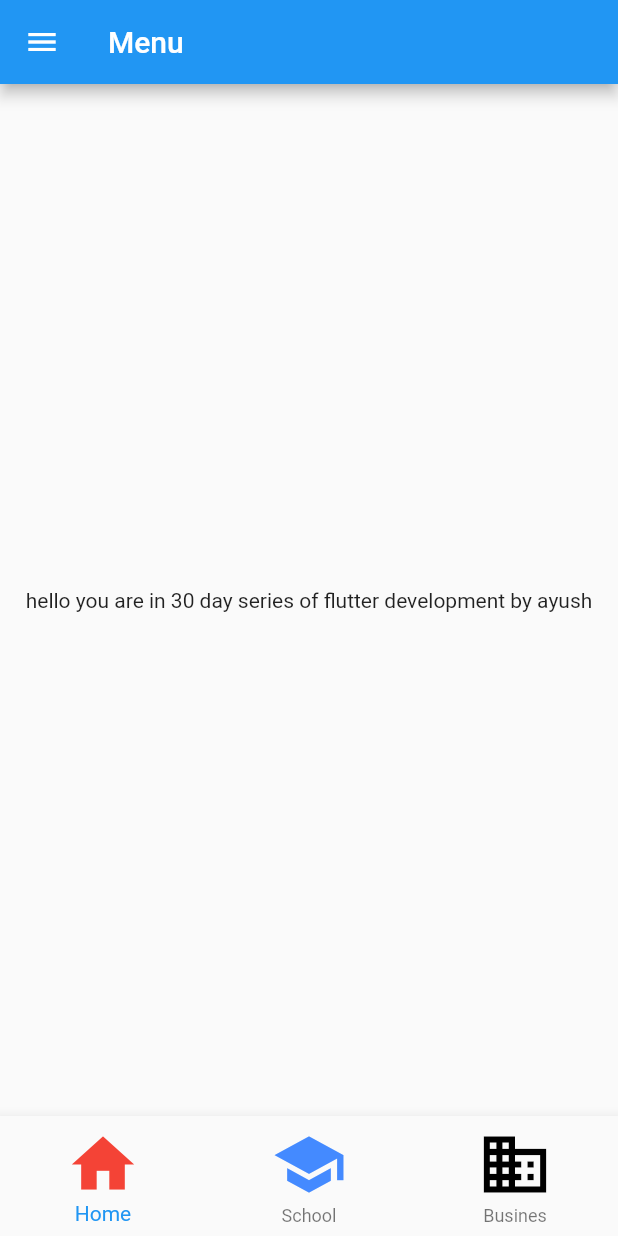
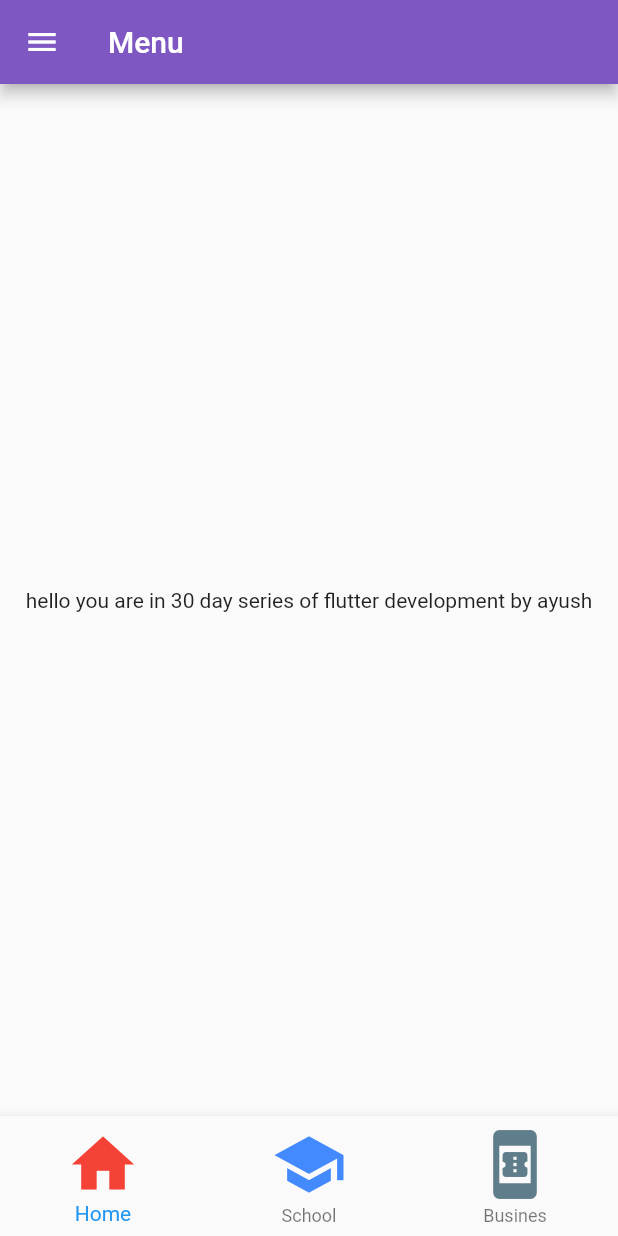
Before and after one commit to Hiayush/practiseofflutter, a Flutter app: the screen it shows after launch, on a phone screen of 412 x 824 dp. Run offline on Flutter 3.47's test engine with Material 2 defaults, Android fonts, the phone set to English and light mode, and no system bars.

Commit message:
day3 completed

```diff
--- a/intorduction/lib/Pages/Home_page.dart
+++ b/intorduction/lib/Pages/Home_page.dart
@@ -37,9 +37,9 @@ class HomePage extends StatelessWidget {
         BottomNavigationBarItem(
           label: "Busines",
           icon: Icon(
-            Icons.business,
+            Icons.book_online,
             size: 50.0,
-            color: Colors.black,
+            color: Colors.blueGrey,
           ),
         )
       ]),
--- a/intorduction/lib/main.dart
+++ b/intorduction/lib/main.dart
@@ -1,18 +1,26 @@
 import 'package:flutter/material.dart';
 import 'package:intorduction/Pages/Home_page.dart';
+import 'package:intorduction/Pages/Login_page.dart';
 
 void main() {
   runApp(MyApp());
 }
 
 class MyApp extends StatelessWidget {
-
   var Var = "tuesday";
   @override
   Widget build(BuildContext context) {
     return MaterialApp(
       color: Colors.green.shade400,
-      home: HomePage()
+      themeMode: ThemeMode.light,
+      theme: ThemeData(primaryColor: Colors.deepPurple.shade400),
+      darkTheme: ThemeData(
+          brightness: Brightness.dark, primaryColorLight: Colors.white),
+      initialRoute: "/",
+      routes: {
+        "/": (context) => HomePage(),
+        "/LoginPage": (context) => LoginPage()
+      },
     );
   }
 }
```
Also changed, not shown: intorduction/lib/Pages/Login_page.dart (added, +51 -0 lines).
